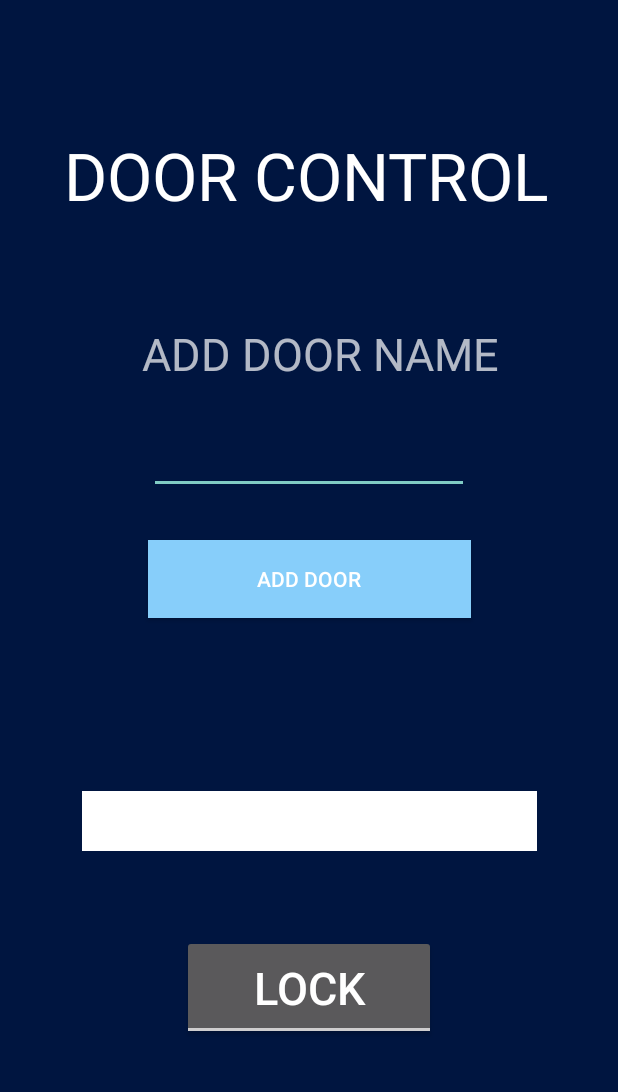
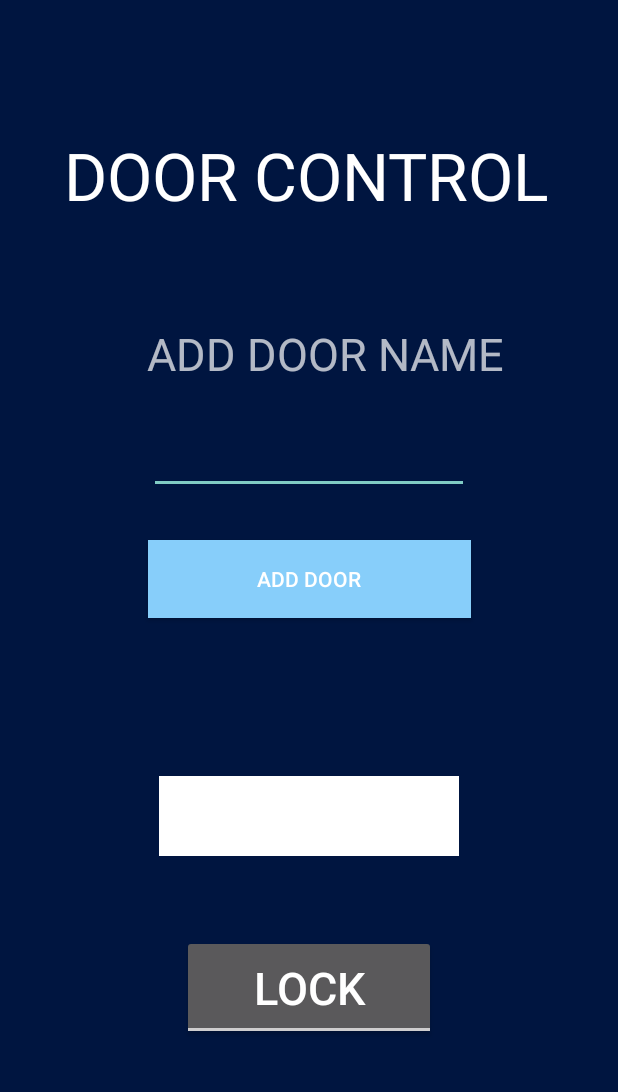
Before and after one commit to michael-mcclung/uSecure, an Android app: the DoorControlActivity screen opened directly, with no data from a screen before it, after a tap on "ADD DOOR", on a phone screen of 412 x 824 dp, the part 93-1185 px from its top. Run offline under Robolectric (Android 15) with nearby library versions, the phone set to English and light mode, and no system bars; our stand-ins replace Firebase (no records; nobody signed in at launch, a user with empty details on screens opened directly).

Commit message:
worked on but did not complete the delete function in voice command and connected door control to firebase database while properly saving it in a organized way

```diff
--- a/app/src/main/java/com/example/usecure/ArrayListOfDoors.java
+++ b/app/src/main/java/com/example/usecure/ArrayListOfDoors.java
@@ -7,11 +7,11 @@ public class ArrayListOfDoors {
     private String audioId;
     private int switchState = 0;
 
-    public ArrayListOfDoors(String getFileName) {
+    public ArrayListOfDoors() {
 
     }
 
-    public <switchState> ArrayListOfDoors(String audioId, String doorName, int switchState) {
+    public ArrayListOfDoors(String audioId, String doorName, int switchState) {
         this.doorName = doorName;
         this.audioId = audioId;
         this.switchState = switchState;
--- a/app/src/main/java/com/example/usecure/DoorControlActivity.java
+++ b/app/src/main/java/com/example/usecure/DoorControlActivity.java
@@ -12,7 +12,6 @@ import android.widget.Toast;
 import android.widget.ToggleButton;
 
 import com.google.firebase.auth.FirebaseAuth;
-import com.google.firebase.auth.FirebaseUser;
 import com.google.firebase.database.DatabaseReference;
 import com.google.firebase.database.FirebaseDatabase;
 
@@ -24,7 +23,6 @@ public class DoorControlActivity extends AppCompatActivity {
     private Spinner spinnerDropDown;
     private EditText nameOfNewDoorText;
     private DatabaseReference mDatabase;
-    private FirebaseAuth pathForDoorControl;
 
     @Override
     protected void onCreate(Bundle savedInstanceState) {
@@ -46,22 +44,14 @@ public class DoorControlActivity extends AppCompatActivity {
                 String id = mDatabase.push().getKey();
                 String getDoorName = nameOfNewDoorText.getText().toString();
                 int switchState = 0;
-                FirebaseUser path = pathForDoorControl.getCurrentUser();
+                String userUid = FirebaseAuth.getInstance().getCurrentUser().getUid();
 
                 ArrayListOfDoors addToList = new ArrayListOfDoors( id, getDoorName, switchState );
-                mDatabase.child( String.valueOf( path ) ).child( "Door Control" ).child( getDoorName ).setValue( addToList );
+                mDatabase.child( userUid ).child( "Door Control" ).child( getDoorName ).setValue( addToList );
+
+               // addNewSpinnerItem();
             }
         } );
-
-        /*DatabaseReference getArrayMainRef = FirebaseDatabase.getInstance().getReference("Doors");
-        DatabaseReference getArraySubTitle = null;
-        Task addToArray = getArraySubTitle.setValue( getArrayMainRef.child( "doorName" ));
-        ArrayList<String> arrayList = new ArrayList<>();
-        arrayList.add( addToArray.toString() );
-
-        ArrayAdapter<String> arrayAdapter = new ArrayAdapter<String>( this, android.R.layout.simple_spinner_dropdown_item, arrayList );
-        arrayAdapter.setDropDownViewResource( android.R.layout.simple_spinner_dropdown_item );
-        spinnerDropDown.setAdapter( arrayAdapter );*/
 
         spinnerDropDown.setOnItemSelectedListener( new AdapterView.OnItemSelectedListener() {
             @Override
@@ -78,8 +68,20 @@ public class DoorControlActivity extends AppCompatActivity {
         doorControlToggle.setOnClickListener( new View.OnClickListener() {
             @Override
             public void onClick(View v) {
-
+                //String userUid = FirebaseAuth.getInstance().getCurrentUser().getUid();
+                //mDatabase.child( userUid ).child( "Door Control" ).getRef();
             }
         } );
     }
+
+  /*  protected void addNewSpinnerItem(){
+
+        int switchState = 0;
+        ArrayList listOfDoors = new ArrayList(  );
+        listOfDoors.add( switchState );
+
+        Spinner dynamicSpinner = new Spinner(this);
+        dynamicSpinner.setAdapter( (SpinnerAdapter) listOfDoors );
+
+    }*/
 }
--- a/app/src/main/res/layout/activity_door_control.xml
+++ b/app/src/main/res/layout/activity_door_control.xml
@@ -67,8 +67,8 @@
 
     <Spinner
         android:id="@+id/spinnerDropDown"
-        android:layout_width="303dp"
-        android:layout_height="40dp"
+        android:layout_width="200dp"
+        android:layout_height="53dp"
         android:background="#ffffff"
         app:layout_constraintBottom_toBottomOf="parent"
         app:layout_constraintEnd_toEndOf="parent"
@@ -78,16 +78,16 @@
 
     <TextView
         android:id="@+id/addNewDoorText"
-        android:layout_width="263dp"
-        android:layout_height="42dp"
+        android:layout_width="243dp"
+        android:layout_height="40dp"
         android:text="ADD DOOR NAME"
         android:textSize="30sp"
         app:layout_constraintBottom_toBottomOf="parent"
         app:layout_constraintEnd_toEndOf="parent"
-        app:layout_constraintHorizontal_bias="0.635"
+        app:layout_constraintHorizontal_bias="0.583"
         app:layout_constraintStart_toStartOf="parent"
         app:layout_constraintTop_toTopOf="@+id/linearLayout"
-        app:layout_constraintVertical_bias="0.355" />
+        app:layout_constraintVertical_bias="0.354" />
 
     <EditText
         android:id="@+id/nameOfNewDoorText"
```
Also changed, not shown: app/src/main/java/com/example/usecure/VoiceCommandActivity.java (+14 -45 lines).
